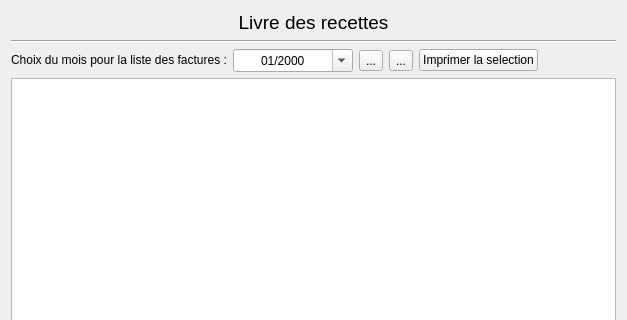
Before: the Qt Designer form src/dialoginvoicelist.ui in cfdev/mcercle, drawn with Qt 5; both pictures show x 0 to 627 and y 0 to 320 of the 627 by 462 pixel window.
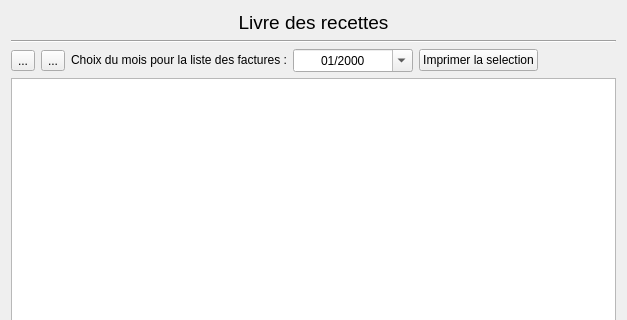
After: the same form once the commit is applied. Icons and pictures are not drawn.

Commit message: Deplacement des boutons pour la selection

What changed in the file:
```diff
--- a/src/dialoginvoicelist.ui
+++ b/src/dialoginvoicelist.ui
@@ -43,6 +43,34 @@
      </item>
      <item>
       <layout class="QHBoxLayout" name="horizontalLayout">
+       <item>
+        <widget class="QToolButton" name="toolButton_selAll">
+         <property name="toolTip">
+          <string>Selectionner tout</string>
+         </property>
+         <property name="text">
+          <string>...</string>
+         </property>
+         <property name="icon">
+          <iconset resource="../ressources.qrc">
+           <normaloff>:/app/ok</normaloff>:/app/ok</iconset>
+         </property>
+        </widget>
+       </item>
+       <item>
+        <widget class="QToolButton" name="toolButton_unSel">
+         <property name="toolTip">
+          <string>Deselectionner tout</string>
+         </property>
+         <property name="text">
+          <string>...</string>
+         </property>
+         <property name="icon">
+          <iconset resource="../ressources.qrc">
+           <normaloff>:/app/quit</normaloff>:/app/quit</iconset>
+         </property>
+        </widget>
+       </item>
        <item>
         <widget class="QLabel" name="label_2">
          <property name="text">
@@ -69,34 +97,6 @@
          </property>
         </widget>
        </item>
-       <item>
-        <widget class="QToolButton" name="toolButton_selAll">
-         <property name="toolTip">
-          <string>Selectionner tout</string>
-         </property>
-         <property name="text">
-          <string>...</string>
-         </property>
-         <property name="icon">
-          <iconset resource="../ressources.qrc">
-           <normaloff>:/app/ok</normaloff>:/app/ok</iconset>
-         </property>
-        </widget>
-       </item>
-       <item>
-        <widget class="QToolButton" name="toolButton_unSel">
-         <property name="toolTip">
-          <string>Deselectionner tout</string>
-         </property>
-         <property name="text">
-          <string>...</string>
-         </property>
-         <property name="icon">
-          <iconset resource="../ressources.qrc">
-           <normaloff>:/app/quit</normaloff>:/app/quit</iconset>
-         </property>
-        </widget>
-       </item>
        <item>
         <widget class="QPushButton" name="pushButton_printAll">
          <property name="text">
```
